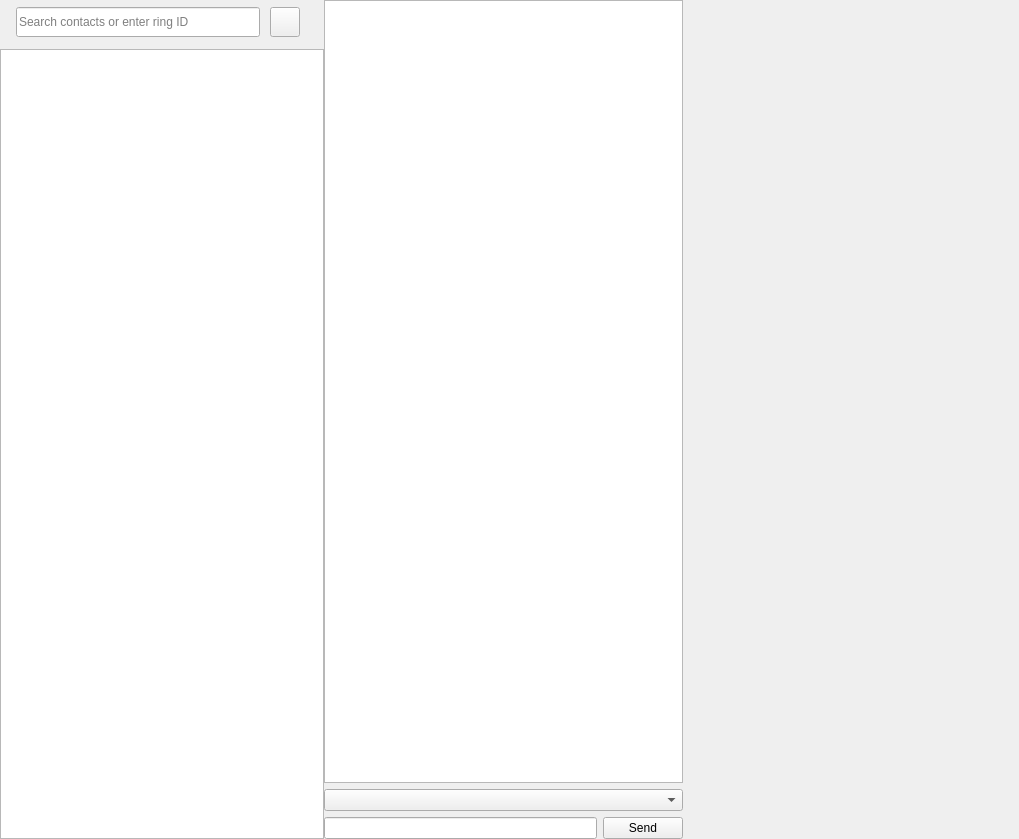
savoirfairelinux/jami-client-windows, file callwidget.ui: the form before one commit.
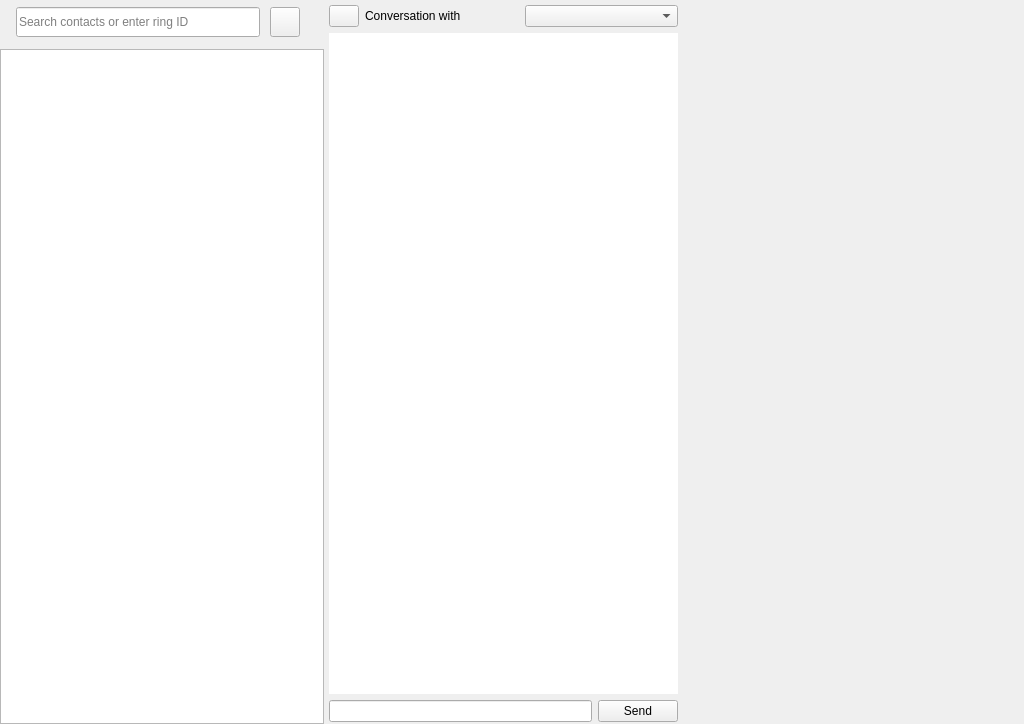
The form after the commit. The open tabs and pages were chosen to show the change. Icons and pictures are not drawn. Custom widgets are drawn as their Qt base class.

What changed in the file:
```diff
--- a/callwidget.ui
+++ b/callwidget.ui
@@ -6,8 +6,8 @@
    <rect>
     <x>0</x>
     <y>0</y>
-    <width>1019</width>
-    <height>839</height>
+    <width>1024</width>
+    <height>724</height>
    </rect>
   </property>
   <property name="sizePolicy">
@@ -64,6 +64,12 @@
       </property>
       <item>
        <widget class="QStackedWidget" name="stackedWidget">
+        <property name="sizePolicy">
+         <sizepolicy hsizetype="MinimumExpanding" vsizetype="MinimumExpanding">
+          <horstretch>0</horstretch>
+          <verstretch>0</verstretch>
+         </sizepolicy>
+        </property>
         <property name="currentIndex">
          <number>0</number>
         </property>
@@ -262,29 +268,94 @@
          </layout>
         </widget>
         <widget class="QWidget" name="messagingPage">
+         <property name="sizePolicy">
+          <sizepolicy hsizetype="MinimumExpanding" vsizetype="MinimumExpanding">
+           <horstretch>0</horstretch>
+           <verstretch>0</verstretch>
+          </sizepolicy>
+         </property>
          <layout class="QVBoxLayout" name="verticalLayout_11">
           <property name="leftMargin">
-           <number>0</number>
+           <number>5</number>
           </property>
           <property name="topMargin">
-           <number>0</number>
+           <number>5</number>
           </property>
           <property name="rightMargin">
-           <number>0</number>
+           <number>5</number>
           </property>
           <property name="bottomMargin">
-           <number>0</number>
+           <number>2</number>
           </property>
+          <item>
+           <layout class="QHBoxLayout" name="horizontalLayout_6">
+            <property name="bottomMargin">
+             <number>0</number>
+            </property>
+            <item>
+             <widget class="QPushButton" name="backButton">
+              <property name="maximumSize">
+               <size>
+                <width>30</width>
+                <height>30</height>
+               </size>
+              </property>
+              <property name="text">
+               <string/>
+              </property>
+              <property name="flat">
+               <bool>false</bool>
+              </property>
+             </widget>
+            </item>
+            <item>
+             <widget class="QLabel" name="imNameLabel">
+              <property name="text">
+               <string>Conversation with</string>
+              </property>
+             </widget>
+            </item>
+            <item>
+             <widget class="QComboBox" name="contactMethodComboBox"/>
+            </item>
+           </layout>
+          </item>
           <item>
            <widget class="QListView" name="listMessageView">
-            <property name="selectionMode">
-             <enum>QAbstractItemView::SingleSelection</enum>
+            <property name="sizePolicy">
+             <sizepolicy hsizetype="Expanding" vsizetype="MinimumExpanding">
+              <horstretch>0</horstretch>
+              <verstretch>0</verstretch>
+             </sizepolicy>
+            </property>
+            <property name="font">
+             <font>
+              <stylestrategy>PreferAntialias</stylestrategy>
+             </font>
+            </property>
+            <property name="frameShape">
+             <enum>QFrame::NoFrame</enum>
+            </property>
+            <property name="frameShadow">
+             <enum>QFrame::Sunken</enum>
+            </property>
+            <property name="horizontalScrollBarPolicy">
+             <enum>Qt::ScrollBarAsNeeded</enum>
+            </property>
+            <property name="verticalScrollMode">
+             <enum>QAbstractItemView::ScrollPerPixel</enum>
+            </property>
+            <property name="horizontalScrollMode">
+             <enum>QAbstractItemView::ScrollPerPixel</enum>
+            </property>
+            <property name="wordWrap">
+             <bool>true</bool>
+            </property>
+            <property name="selectionRectVisible">
+             <bool>true</bool>
             </property>
            </widget>
           </item>
-          <item>
-           <widget class="QComboBox" name="contactMethodComboBox"/>
-          </item>
           <item>
            <layout class="QHBoxLayout" name="horizontalLayout_5">
             <item>
@@ -927,6 +998,9 @@
                <height>0</height>
               </size>
              </property>
+             <property name="indentation">
+              <number>0</number>
+             </property>
             </widget>
            </item>
           </layout>
```
